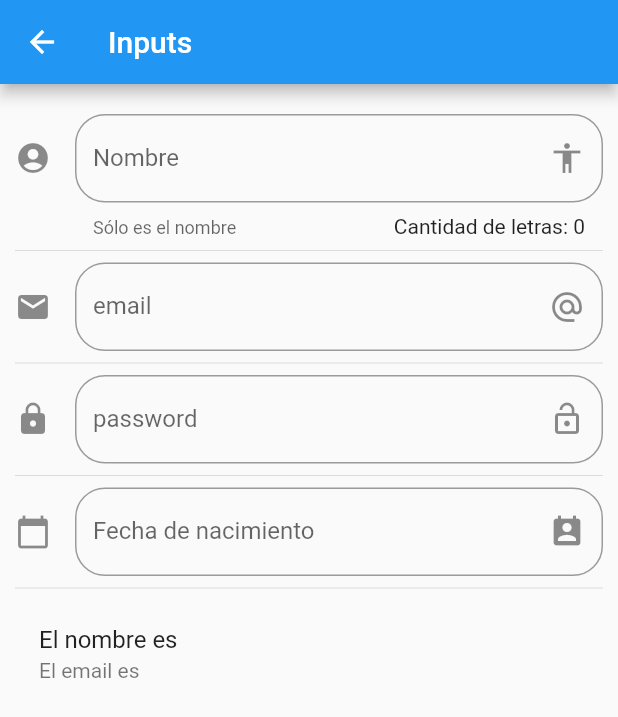
After one commit to CarlosDez23/componentes_flutter, a Flutter app: the InputsPage screen opened by its route, on a phone screen of 412 x 824 dp. The commit adds this screen. Shown: the top 717 px of the screen. Run offline on Flutter 3.47's test engine with Material 2 defaults, Android fonts, the phone set to English and light mode, and no system bars; network calls fail.

Commit message:
Animaciones y comienzo de formularios

```diff
--- a/data/menu_opts.json
+++ b/data/menu_opts.json
@@ -15,6 +15,16 @@
             "ruta" : "card",
             "icon" : "folder_open",
             "texto": "Cards - Tarjetas"
+        },
+        {
+            "ruta" : "animatedContainer",
+            "icon" : "donut_large",
+            "texto": "Animated Container"
+        },
+        {
+            "ruta" : "inputs",
+            "icon" : "input",
+            "texto": "Inputs"
         }
     ]
 }
--- /dev/null
+++ b/lib/src/pages/inputs_page.dart
@@ -0,0 +1,153 @@
+import 'package:flutter/material.dart';
+
+class InputsPage extends StatefulWidget {
+  InputsPage({Key key}) : super(key: key);
+
+  @override
+  _InputsPageState createState() => _InputsPageState();
+}
+
+class _InputsPageState extends State<InputsPage> {
+
+  String _userName = '';
+  String _email = '';
+  String _fecha = '';
+
+  TextEditingController _inputFieldDateController = new TextEditingController();
+
+  @override
+  Widget build(BuildContext context) {
+    return Scaffold(
+      appBar: AppBar(
+        title: Text('Inputs'),
+      ),
+      body: ListView(
+        padding: EdgeInsets.symmetric(horizontal: 10.0, vertical: 20.0),
+        children: <Widget> [
+          _createInput(),
+          Divider(),
+          _createEmailInput(),
+          Divider(),
+          _createPasswordField(),
+          Divider(),
+          _createDateInput(context),
+          Divider(),
+          _showValues(),
+        ],
+      ),
+    );
+  }
+
+  //Creación de un input
+  Widget _createInput() {
+    return TextField(
+      textCapitalization: TextCapitalization.sentences,
+      //Estilo
+      decoration: InputDecoration(
+        border: OutlineInputBorder(
+          borderRadius: BorderRadius.circular(20.0),
+        ),
+        counter: Text('Cantidad de letras: ${_userName.length}'),
+        hintText: 'Nombre de la persona',
+        labelText: 'Nombre',
+        helperText: 'Sólo es el nombre',
+        suffixIcon: Icon(Icons.accessibility),
+        icon: Icon(Icons.account_circle),
+      ),
+      onChanged: (editedValue){
+        setState(() {
+          _userName = editedValue;
+        });
+
+      }
+    );
+  }
+
+  Widget _showValues() {
+    return ListTile(
+      title: Text('El nombre es $_userName'),
+      subtitle: Text('El email es $_email'),
+    );
+  }
+
+  //Text field para emails
+  Widget _createEmailInput() {
+    return TextField(
+      keyboardType: TextInputType.emailAddress,
+      //Estilo
+      decoration: InputDecoration(
+        border: OutlineInputBorder(
+          borderRadius: BorderRadius.circular(20.0),
+        ),
+        hintText: 'Email',
+        labelText: 'email',
+        suffixIcon: Icon(Icons.alternate_email),
+        icon: Icon(Icons.email),
+      ),
+      onChanged: (editedValue){
+        setState(() {
+          _email = editedValue;
+        });
+      }
+    );
+  }
+
+  //TextField para passwords
+  Widget _createPasswordField() {
+    return TextField(
+      obscureText: true,
+      //Estilo
+      decoration: InputDecoration(
+        border: OutlineInputBorder(
+          borderRadius: BorderRadius.circular(20.0),
+        ),
+        hintText: 'Password',
+        labelText: 'password',
+        suffixIcon: Icon(Icons.lock_open),
+        icon: Icon(Icons.lock),
+      ),
+      onChanged: (editedValue){
+        setState(() {
+         // _email = editedValue;
+        });
+      }
+    );
+  }
+
+  Widget _createDateInput(BuildContext context) {
+    return TextField(
+      enableInteractiveSelection: false,
+      //Asignamos el controlador con la propiedad, con esta caja de texto
+      controller: _inputFieldDateController,
+      //Estilo
+      decoration: InputDecoration(
+        border: OutlineInputBorder(
+          borderRadius: BorderRadius.circular(20.0),
+        ),
+        hintText: 'Fecha de nacimiento',
+        labelText: 'Fecha de nacimiento',
+        suffixIcon: Icon(Icons.perm_contact_calendar),
+        icon: Icon(Icons.calendar_today),
+      ),
+      onTap: (){
+        FocusScope.of(context).requestFocus(new FocusNode());
+        _selectDate(context);
+      },
+    );
+  }
+
+  _selectDate(BuildContext context) async {
+    DateTime picked = await showDatePicker(
+      context: context,
+      initialDate: new DateTime.now(),
+      firstDate: new DateTime(2018),
+      lastDate: new DateTime(2025),
+    );
+    if(picked != null){
+      setState((){
+        _fecha = picked.toString();
+        _inputFieldDateController.text = _fecha;
+      });
+    }
+  }
+}
--- a/lib/src/routes/routes.dart
+++ b/lib/src/routes/routes.dart
@@ -1,16 +1,20 @@
 import 'package:componentes_flutter/src/pages/card_page.dart';
+import 'package:componentes_flutter/src/pages/inputs_page.dart';
 import 'package:flutter/material.dart';
 
 import 'package:componentes_flutter/src/pages/alert_page.dart';
 import 'package:componentes_flutter/src/pages/avatar_page.dart';
 import 'package:componentes_flutter/src/pages/home_page.dart';
+import 'package:componentes_flutter/src/pages/animated_container.dart';
 
 
 Map<String, WidgetBuilder> getApplicationRoutes(){
   return <String, WidgetBuilder>{
-    '/'      : (BuildContext context) => HomePage(),
-    'alert'  : (BuildContext context) => AlertPage(),
-    'avatar' : (BuildContext context) => AvatarPage(),
-    'card'   : (BuildContext context) => CardPage(),
+    '/'                 : (BuildContext context) => HomePage(),
+    'alert'             : (BuildContext context) => AlertPage(),
+    'avatar'            : (BuildContext context) => AvatarPage(),
+    'card'              : (BuildContext context) => CardPage(),
+    'animatedContainer' : (BuildContext context) => AnimatedContainerPage(),
+    'inputs'            : (BuildContext context) => InputsPage(),
   };
 }
--- a/lib/src/utils/icon_string_util.dart
+++ b/lib/src/utils/icon_string_util.dart
@@ -4,6 +4,8 @@ final _icons = <String, IconData> {
   'add_alert'     : Icons.add_alert,
   'accessibility' : Icons.accessibility,
   'folder_open'   : Icons.folder_open,
+  'donut_large'   : Icons.donut_large,
+  'input'         : Icons.input,
 };
 
 /*Creamos un mapa de correspondencia entre iconos
```
Also changed, not shown: lib/src/pages/animated_container.dart (added, +60 -0 lines).
